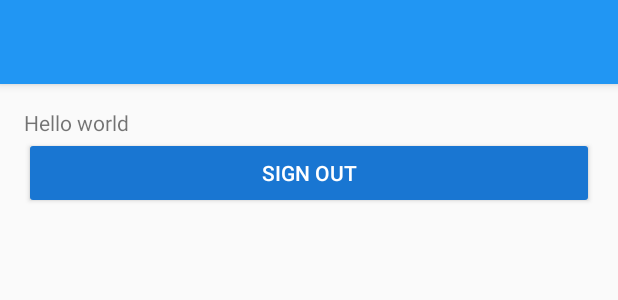
After one commit to JoseCobena/Pucesegram, an Android app: the layout activity_home.xml on its own in the app's theme, with its tools: preview values and no code run, on a phone screen of 412 x 824 dp. The commit adds this screen. Shown: the top 300 px of the screen. Run offline under Robolectric (Android 15) with nearby library versions, the phone set to English and light mode, and no system bars.

Commit message:
Login & Sign Out funcionando

```diff
--- a/app/src/main/AndroidManifest.xml
+++ b/app/src/main/AndroidManifest.xml
@@ -23,6 +23,8 @@
         <activity
             android:name=".view.CreateAccountActivity"
             android:parentActivityName=".LoginActivity" />
+        <activity android:name=".view.HomeActivity"
+            android:parentActivityName=".LoginActivity"/>
         <meta-data
             android:name="andorid.support.PARENT_ACTIVITY"
             android:value=".LoginActivity" />
--- a/app/src/main/java/com/pucese/pucesegram/view/HomeActivity.java
+++ b/app/src/main/java/com/pucese/pucesegram/view/HomeActivity.java
@@ -3,6 +3,7 @@ package com.pucese.pucesegram.view;
 import android.content.Intent;
 import android.os.Bundle;
 import android.support.v7.app.AppCompatActivity;
+import android.support.v7.widget.Toolbar;
 import android.view.View;
 import android.widget.Button;
 
@@ -13,12 +14,11 @@ import com.pucese.pucesegram.R;
 public class HomeActivity extends AppCompatActivity {
     private Button mButtonSignOut;
     private FirebaseAuth mAuth;
-
-
     @Override
     protected void onCreate(Bundle savedInstanceState){
         super.onCreate(savedInstanceState);
-        setContentView(R.layout.cardview_picture);
+        setContentView(R.layout.activity_home);
+        showToolbar(getResources().getString(R.string.toolbar_home),false);
         mAuth = FirebaseAuth.getInstance();
         mButtonSignOut = (Button) findViewById(R.id.signOut);
         mButtonSignOut.setOnClickListener(new View.OnClickListener() {
@@ -29,6 +29,12 @@ public class HomeActivity extends AppCompatActivity {
                 finish();
             }
         });
-
+    }
+    public void showToolbar(String tittle, boolean upButton)
+    {
+        Toolbar toolbar=(Toolbar) findViewById(R.id.toolbar);
+        setSupportActionBar(toolbar);
+        getSupportActionBar().setTitle(tittle);
+        getSupportActionBar().setDisplayHomeAsUpEnabled(upButton);
     }
 }
--- /dev/null
+++ b/app/src/main/res/layout/activity_home.xml
@@ -0,0 +1,38 @@
+<?xml version="1.0" encoding="utf-8"?>
+<android.support.design.widget.CoordinatorLayout
+    xmlns:android="http://schemas.android.com/apk/res/android"
+    xmlns:app="http://schemas.android.com/apk/res-auto"
+    xmlns:tools="http://schemas.android.com/tools"
+    android:layout_width="match_parent"
+    android:layout_height="match_parent"
+    android:fitsSystemWindows="true"
+    tools:context=".view.HomeActivity">
+    <include layout="@layout/actionbar_toolbar"/>
+    <ScrollView
+        android:layout_width="match_parent"
+        android:layout_height="match_parent"
+        android:fillViewport="true"
+        app:layout_behavior="@string/appbar_scrolling_view_behavior"
+        >
+        <LinearLayout
+            android:layout_width="match_parent"
+            android:layout_height="match_parent"
+            android:padding="@dimen/activity_vertival_margin"
+            android:orientation="vertical"
+            >
+            <TextView
+                android:id="@+id/hello_world"
+                android:layout_width="wrap_content"
+                android:layout_height="wrap_content"
+                android:text="@string/hello_world"
+                />
+            <Button
+                android:id="@+id/signOut"
+                android:layout_width="match_parent"
+                android:layout_height="wrap_content"
+                android:text="@string/sign_out"
+                android:theme="@style/RaisedButtonDark"
+                />
+        </LinearLayout>
+    </ScrollView>
+</android.support.design.widget.CoordinatorLayout>
--- a/app/src/main/res/layout/cardview_picture.xml
+++ b/app/src/main/res/layout/cardview_picture.xml
@@ -8,9 +8,7 @@
     android:layout_width="match_parent"
     android:layout_height="@dimen/height_cardview"
     cardview:cardCornerRadius="@dimen/cornerradius_cardview"
-    android:layout_marginBottom="@dimen/activity_vertival_margin"
-    tools:context=".view.HomeActivity"
-    >
+    android:layout_marginBottom="@dimen/activity_vertival_margin">
     <LinearLayout
         android:layout_width="match_parent"
         android:layout_height="match_parent"
--- a/app/src/main/res/values/strings.xml
+++ b/app/src/main/res/values/strings.xml
@@ -12,10 +12,12 @@
     <string name="hint_confirm_password">Confirmar Contraseña</string>
     <string name="text_button_createaccount">Únete</string>
     <string name="toolbar_createaccount">Crear Cuenta</string>
-    <string name="hello_blank_fragment">Hello blank fragment</string>
+    <string name="toolbar_home">Home</string>
     <string name="username_card">Pocho</string>
     <string name="firstword_card">Hace</string>
     <string name="timecard_card">4 días</string>
     <string name="likenumbercard_card">10 me gusta</string>
     <string name="text_button_signOut">Cerrar sesion</string>
+    <string name="hello_world">Hello world</string>
+    <string name="sign_out">Sign Out</string>
 </resources>
```
Also changed, not shown: 1 other file.
